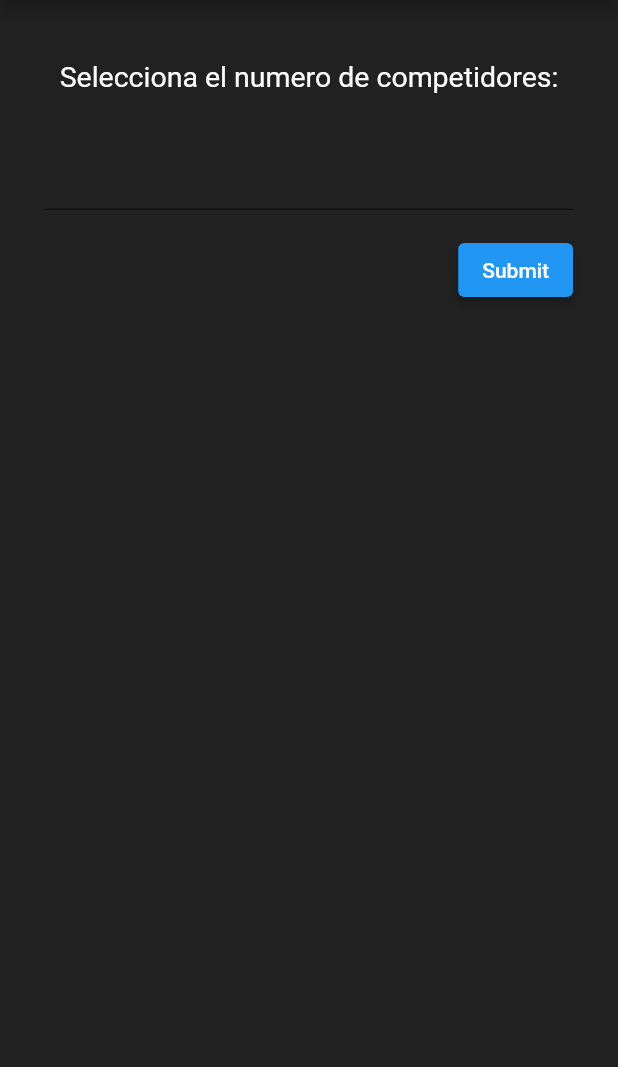
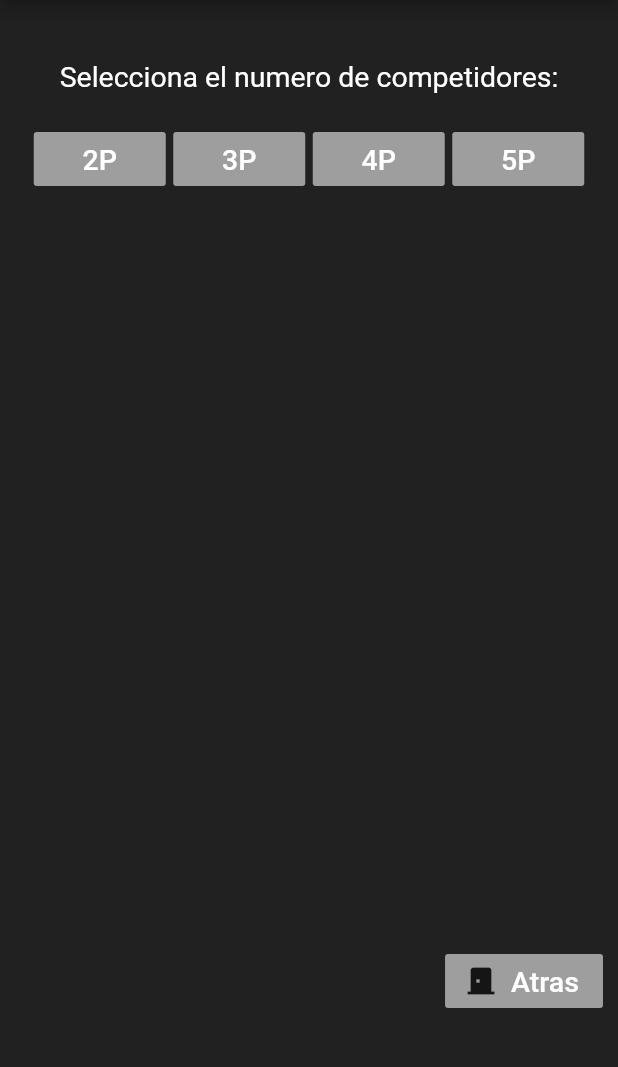
Before and after one commit to KikeDeAlba/flutter_preguntados, a Flutter app: the screen it shows after launch, after a tap on "¡Jugar!", on a phone screen of 412 x 824 dp, the part 84-1151 px from its top. Run offline on Flutter 3.47's test engine with Material 2 defaults, Android fonts, the phone set to English and light mode, and no system bars.

Commit message:
avance en la seleccion de jugadores

```diff
--- a/lib/game/jugadores.dart
+++ b/lib/game/jugadores.dart
@@ -1,7 +1,12 @@
+import 'dart:math';
+
 import 'package:flutter/material.dart';
+import 'package:flutter_preguntados/game/juego.dart';
 import 'package:flutter_preguntados/main.dart';
 
-var nJ = 1;
+var nJ = 0;
+var n1 = 0, n2 = 0, n3 = 0, n4 = 0, n5 = 0;
+const Style = TextStyle(color: Colors.white, fontSize: 19);
 
 class jugar extends StatelessWidget {
   const jugar({Key? key}) : super(key: key);
@@ -24,81 +29,100 @@ class jugar extends StatelessWidget {
               SizedBox(height: 30),
               Container(
                 alignment: Alignment.center,
-                child: Text('Selecciona el numero de competidores:',
-                    style: TextStyle(color: Colors.white, fontSize: 19)),
+                child:
+                    Text('Selecciona el numero de competidores:', style: Style),
               ),
               SizedBox(
                 height: 20,
               ),
               Container(
                 alignment: Alignment.center,
-                child: const MyCustomForm(),
-              )
+                child: Row(
+                  mainAxisAlignment: MainAxisAlignment.center,
+                  crossAxisAlignment: CrossAxisAlignment.center,
+                  children: <Widget>[
+                    FlatButton(
+                      onPressed: () => {
+                        nJ = 2,
+                        runApp(MaterialApp(
+                          home: juego(),
+                        ))
+                      },
+                      child: Text(
+                        '2P',
+                        style: Style,
+                      ),
+                      color: Colors.grey,
+                    ),
+                    SizedBox(
+                      width: 5,
+                    ),
+                    FlatButton(
+                      onPressed: () => {
+                        nJ = 3,
+                        runApp(MaterialApp(
+                          home: juego(),
+                        ))
+                      },
+                      child: Text(
+                        '3P',
+                        style: Style,
+                      ),
+                      color: Colors.grey,
+                    ),
+                    SizedBox(
+                      width: 5,
+                    ),
+                    FlatButton(
+                      onPressed: () => {
+                        nJ = 4,
+                        runApp(MaterialApp(
+                          home: juego(),
+                        ))
+                      },
+                      child: Text(
+                        '4P',
+                        style: Style,
+                      ),
+                      color: Colors.grey,
+                    ),
+                    SizedBox(
+                      width: 5,
+                    ),
+                    FlatButton(
+                      onPressed: () => {
+                        nJ = 5,
+                        runApp(MaterialApp(
+                          home: juego(),
+                        ))
+                      },
+                      child: Text(
+                        '5P',
+                        style: Style,
+                      ),
+                      color: Colors.grey,
+                    )
+                  ],
+                ),
+              ),
+              SizedBox(
+                height: 500,
+              ),
+              Container(
+                  alignment: Alignment.bottomRight,
+                  child: FlatButton.icon(
+                    onPressed: () => runApp(MaterialApp(
+                      home: Home(),
+                    )),
+                    icon: Icon(Icons.door_back_door),
+                    label: Text(
+                      'Atras',
+                      style: Style,
+                    ),
+                    color: Colors.grey,
+                  ))
             ],
           )),
     );
   }
 }
-
-class MyCustomForm extends StatefulWidget {
-  const MyCustomForm();
-
-  @override
-  MyCustomFormState createState() {
-    return MyCustomFormState();
-  }
-}
-
-// Create a corresponding State class.
-// This class holds data related to the form.
-class MyCustomFormState extends State<MyCustomForm> {
-  // Create a global key that uniquely identifies the Form widget
-  // and allows validation of the form.
-  //
-  // Note: This is a GlobalKey<FormState>,
-  // not a GlobalKey<MyCustomFormState>.
-  final _formKey = GlobalKey<FormState>();
-
-  @override
-  Widget build(BuildContext context) {
-    // Build a Form widget using the _formKey created above.
-    return Form(
-        key: _formKey,
-        child: Padding(
-          padding: EdgeInsets.fromLTRB(20, 10, 20, 10),
-          child: Column(
-            crossAxisAlignment: CrossAxisAlignment.end,
-            children: [
-              TextFormField(
-                // The validator receives the text that the user has entered.
-                validator: (value) {
-                  var vN = value;
-                  if (value == null || value.isEmpty) {
-                    return 'Por favor ingresa un numero de 2 a 5';
-                  }
-                  nJ = int.parse(value);
-                  return null;
-                },
-                style: TextStyle(color: Colors.white),
-              ),
-              Padding(
-                padding: const EdgeInsets.symmetric(vertical: 16.0),
-                child: ElevatedButton(
-                  onPressed: () {
-                    // Validate returns true if the form is valid, or false otherwise.
-                    if (_formKey.currentState!.validate()) {
-                      // If the form is valid, display a snackbar. In the real world,
-                      // you'd often call a server or save the information in a database.
-                      ScaffoldMessenger.of(context).showSnackBar(
-                        const SnackBar(content: Text('Processing Data')),
-                      );
-                    }
-                  },
-                  child: const Text('Submit'),
-                ),
-              ),
-            ],
-          ),
-        ));
-  }
-}
--- a/lib/main.dart
+++ b/lib/main.dart
@@ -22,7 +22,7 @@ class Home extends StatelessWidget {
         backgroundColor: Colors.pink[900],
       ),
       body: Padding(
-        padding: EdgeInsets.fromLTRB(10, 10, 10, 10),
+        padding: EdgeInsets.fromLTRB(20, 10, 20, 10),
         child: Column(
           mainAxisAlignment: MainAxisAlignment.start,
           crossAxisAlignment: CrossAxisAlignment.start,
@@ -44,7 +44,10 @@ class Home extends StatelessWidget {
                         home: jugar(),
                       ))),
                   icon: Icon(Icons.play_circle),
-                  label: Text(btnText),
+                  label: Text(
+                    btnText,
+                    style: Style,
+                  ),
                   color: Colors.grey,
                   padding: EdgeInsets.fromLTRB(30, 15, 30, 15),
                 )),
```
Also changed, not shown: lib/game/juego.dart (added, +49 -0 lines).
